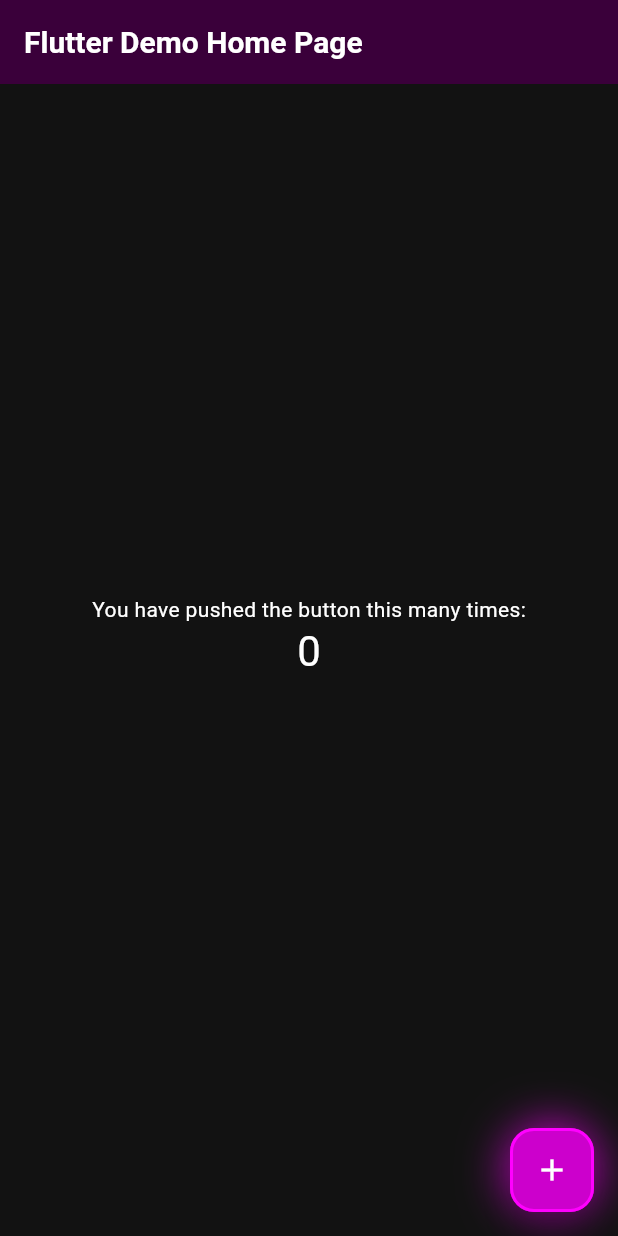
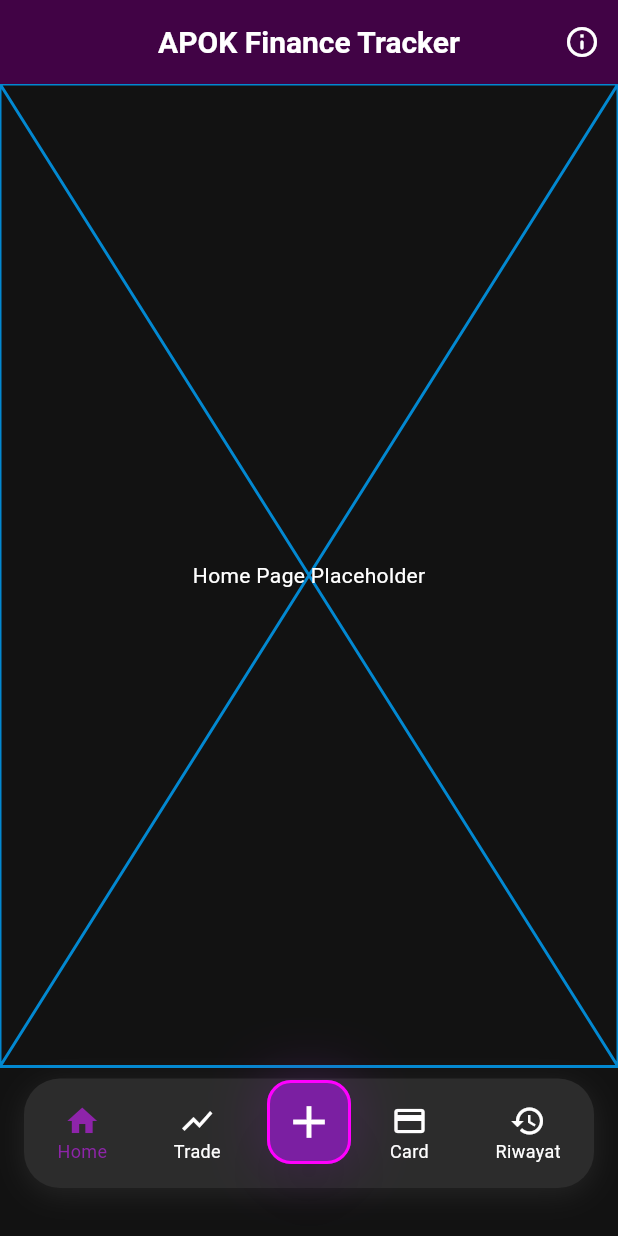
Before and after one commit to TEUNGKU-ZULKIFLI/finance_tracker, a Flutter app: the screen it shows after launch, on a phone screen of 412 x 824 dp. Run offline on Flutter 3.47's test engine with Material 3 defaults, Android fonts, the phone set to English and light mode, and no system bars.

Commit message:
✨ feat: Tambah struktur halaman utama, custom AppBar, dan NavigationBar

```diff
--- a/lib/main.dart
+++ b/lib/main.dart
@@ -1,5 +1,6 @@
+import 'package:flutter/material.dart';
 import 'package:finance_tracker/theme.dart';
-import 'package:flutter/material.dart';
+import 'pages/main_page.dart';
 
 void main() {
   runApp(const MyApp());
@@ -11,65 +12,10 @@ class MyApp extends StatelessWidget {
   @override
   Widget build(BuildContext context) {
     return MaterialApp(
-      title: 'Flutter Demo',
+      title: 'Finance Tracker',
       theme: AppTheme.darkTheme,
-      home: const MyHomePage(title: 'Flutter Demo Home Page'),
+      home: const MainPage(),
       debugShowCheckedModeBanner: false,
     );
   }
 }
-
-class MyHomePage extends StatefulWidget {
-  const MyHomePage({super.key, required this.title});
-  final String title;
-
-  @override
-  State<MyHomePage> createState() => _MyHomePageState();
-}
-
-class _MyHomePageState extends State<MyHomePage> {
-  int _counter = 0;
-
-  void _incrementCounter() {
-    setState(() => _counter++);
-  }
-
-  @override
-  Widget build(BuildContext context) {
-    final cs = Theme.of(context).colorScheme;
-
-    return Scaffold(
-      appBar: AppBar(
-        backgroundColor: cs.tertiaryContainer,
-        title: Text(widget.title),
-      ),
-      body: Center(
-        child: Column(
-          mainAxisAlignment: MainAxisAlignment.center,
-          children: <Widget>[
-            const Text('You have pushed the button this many times:'),
-            Text(
-              '$_counter',
-              style: Theme.of(context).textTheme.headlineMedium,
-            ),
-
-            const SizedBox(height: 32),
-          ],
-        ),
-      ),
-
-      // 🔮 FAB dengan glow beneran via wrapper
-      floatingActionButton: AppTheme.neonWrap(
-        color: AppTheme.tertiary,
-        blur: 26,
-        spread: 2,
-        circle: true,
-        child: FloatingActionButton(
-          onPressed: _incrementCounter,
-          tooltip: 'Increment',
-          child: const Icon(Icons.add),
-        ),
-      ),
-    );
-  }
-}
--- /dev/null
+++ b/lib/pages/home_page.dart
@@ -0,0 +1,22 @@
+import 'package:finance_tracker/theme.dart';
+import 'package:flutter/material.dart';
+
+class HomePage extends StatefulWidget {
+  const HomePage({super.key});
+
+  @override
+  State<HomePage> createState() => _HomePageState();
+}
+
+class _HomePageState extends State<HomePage> {
+  @override
+  Widget build(BuildContext context) {
+    return const Placeholder(
+      fallbackHeight: 200.0,
+      fallbackWidth: 200.0,
+      color: AppTheme.secondary,
+      strokeWidth: 2.0,
+      child: Center(child: Text('Home Page Placeholder')),
+    );
+  }
+}
--- /dev/null
+++ b/lib/pages/main_page.dart
@@ -0,0 +1,54 @@
+import 'package:flutter/material.dart' hide NavigationBar;
+import 'package:finance_tracker/widget/navbar.dart';
+import 'package:finance_tracker/widget/appbar.dart';
+
+// Import semua halaman
+import 'home_page.dart';
+import 'trade_page.dart';
+import 'input_page.dart';
+import 'card_page.dart';
+import 'riwayat_page.dart';
+
+class MainPage extends StatefulWidget {
+  const MainPage({super.key});
+
+  @override
+  State<MainPage> createState() => _MainPageState();
+}
+
+class _MainPageState extends State<MainPage> {
+  int _currentIndex = 0;
+
+  final List<Widget> _pages = const [
+    HomePage(),
+    TradePage(),
+    InputPage(),
+    CardPage(),
+    RiwayatPage(),
+  ];
+
+  void _onItemTapped(int index) {
+    setState(() {
+      _currentIndex = index;
+    });
+  }
+
+  void _onFabPressed() {
+    setState(() {
+      _currentIndex = 2; // langsung ke halaman Input
+    });
+  }
+
+  @override
+  Widget build(BuildContext context) {
+    return Scaffold(
+      appBar: const Appbar(),
+      body: _pages[_currentIndex],
+      bottomNavigationBar: NavigationBar(
+        currentIndex: _currentIndex,
+        onTap: _onItemTapped,
+        onFabPressed: _onFabPressed,
+      ),
+    );
+  }
+}
--- a/lib/theme.dart
+++ b/lib/theme.dart
@@ -172,6 +172,7 @@ class AppTheme {
     textButtonTheme: TextButtonThemeData(
       style: ButtonStyle(
         foregroundColor: buttonFg(onPrimaryContainer),
+        // ignore: deprecated_member_use
         overlayColor: WidgetStateProperty.all(tertiary.withOpacity(0.12)),
         shape: WidgetStateProperty.all(
           RoundedRectangleBorder(borderRadius: BorderRadius.circular(12)),
--- /dev/null
+++ b/lib/widget/appbar.dart
@@ -0,0 +1,26 @@
+import 'package:flutter/material.dart';
+
+class Appbar extends StatelessWidget implements PreferredSizeWidget {
+  const Appbar({super.key});
+
+  @override
+  Widget build(BuildContext context) {
+    return AppBar(
+      title: const Text('APOK Finance Tracker'),
+      centerTitle: true,
+      elevation: 6,
+      actions: [
+        IconButton(
+          icon: const Icon(Icons.info_outline_rounded),
+          onPressed: () {
+            // TODO: Implement info action
+          },
+        ),
+      ],
+      // Jangan set backgroundColor, foregroundColor, titleTextStyle di sini
+    );
+  }
+
+  @override
+  Size get preferredSize => const Size.fromHeight(kToolbarHeight);
+}
--- /dev/null
+++ b/lib/widget/navbar.dart
@@ -0,0 +1,110 @@
+import 'package:finance_tracker/theme.dart';
+import 'package:flutter/material.dart';
+
+class NavigationBar extends StatelessWidget {
+  final int currentIndex;
+  final Function(int) onTap;
+  final VoidCallback onFabPressed;
+
+  const NavigationBar({
+    super.key,
+    required this.currentIndex,
+    required this.onTap,
+    required this.onFabPressed,
+  });
+
+  @override
+  Widget build(BuildContext context) {
+      return Stack(
+        alignment: Alignment.bottomCenter,
+        children: [
+          Padding(
+            padding: const EdgeInsets.only(bottom: 24.0), // beri ruang untuk FAB
+            child: Container(
+              margin: const EdgeInsets.symmetric(horizontal: 16, vertical: 8),
+              decoration: BoxDecoration(
+                color: Theme.of(context).navigationBarTheme.backgroundColor
+                  ?? Theme.of(context).colorScheme.surface,
+                borderRadius: BorderRadius.circular(24),
+                boxShadow: [
+                  BoxShadow(
+                    // ignore: deprecated_member_use
+                    color: Theme.of(context).colorScheme.onSurface.withOpacity(0.08),
+                    blurRadius: 16,
+                    offset: const Offset(0, 4),
+                  ),
+                ],
+              ),
+              child: Padding(
+                padding: const EdgeInsets.symmetric(vertical: 8.0),
+                child: Row(
+                  mainAxisAlignment: MainAxisAlignment.spaceAround,
+                  children: [
+                    _buildNavItem(Icons.home, "Home", 0),
+                    _buildNavItem(Icons.show_chart, "Trade", 1),
+                    SizedBox(width: 48), // ruang untuk FAB di tengah
+                    _buildNavItem(Icons.credit_card, "Card", 3),
+                    _buildNavItem(Icons.history, "Riwayat", 4),
+                  ],
+                ),
+              ),
+            ),
+          ),
+          Positioned(
+            bottom: 48, // lebih tinggi dan menonjol
+            left: 0,
+            right: 0,
+            child: Center(
+              child: Material(
+                elevation: 16,
+                shape: const CircleBorder(),
+                color: Theme.of(context).colorScheme.inversePrimary,
+                child: Container(
+                  decoration: BoxDecoration(
+                    boxShadow: [
+                      BoxShadow(
+                        // ignore: deprecated_member_use
+                        color: Theme.of(context).colorScheme.primary.withOpacity(0.3),
+                        blurRadius: 32,
+                        spreadRadius: 2,
+                      ),
+                    ],
+                  ),
+                  child: FloatingActionButton(
+                    onPressed: onFabPressed,
+                    backgroundColor: Theme.of(context).colorScheme.primary,
+                    // ignore: sort_child_properties_last
+                    child: Icon(Icons.add, color: Theme.of(context).colorScheme.onPrimary, size: 36), // ikon lebih besar
+                    elevation: 0,
+                  ),
+                ),
+              ),
+            ),
+          ),
+        ],
+      );
+  }
+
+  Widget _buildNavItem(IconData icon, String label, int index) {
+    final isSelected = currentIndex == index;
+    return InkWell(
+      onTap: () => onTap(index),
+      child: Padding(
+        padding: const EdgeInsets.symmetric(vertical: 8.0, horizontal: 12.0),
+        child: Column(
+          mainAxisSize: MainAxisSize.min,
+          children: [
+            Icon(icon, color: isSelected ? AppTheme.primary : AppTheme.surfaceBright),
+            Text(
+              label,
+              style: TextStyle(
+                fontSize: 12,
+                color: isSelected ? AppTheme.primary : AppTheme.surfaceBright,
+              ),
+            ),
+          ],
+        ),
+      ),
+    );
+  }
+}
```
Also changed, not shown: lib/pages/card_page.dart (added, +22 -0 lines), lib/pages/input_page.dart (added, +22 -0 lines), lib/pages/riwayat_page.dart (added, +22 -0 lines), lib/pages/trade_page.dart (added, +22 -0 lines).
